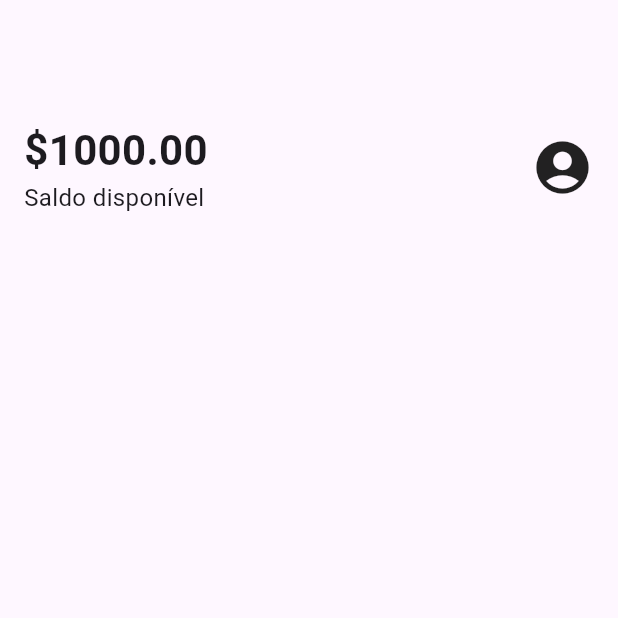
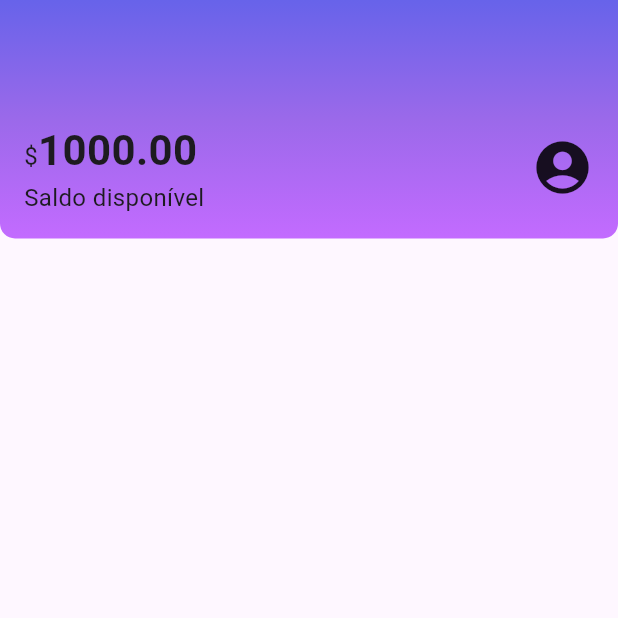
Before and after one commit to cristijung/flutter-bank, a Flutter app: the screen it shows after launch, on a phone screen of 412 x 824 dp, the top half of it. Run offline on Flutter 3.47's test engine with Material 3 defaults, Android fonts, the phone set to English and light mode, and no system bars.

Commit message:
header quase pronto

```diff
--- a/lib/components/sections/header.dart
+++ b/lib/components/sections/header.dart
@@ -5,7 +5,22 @@ class Header extends StatelessWidget {
 
   @override
   Widget build(BuildContext context) {
-    return const Padding(
+    return Container(
+      decoration: const BoxDecoration(
+        gradient: LinearGradient(
+          begin: Alignment.topCenter,
+          end: Alignment.bottomCenter,
+          colors: <Color>[
+            Color.fromRGBO(103, 99, 234, 1.0),
+            Color.fromRGBO(155, 105, 234, 1.0),
+            Color.fromRGBO(195, 107, 255, 1.0),
+          ],
+        ),
+        borderRadius: BorderRadius.vertical(
+          bottom: Radius.circular(10),
+        ),
+      ),
+      child: const Padding(
         padding: EdgeInsets.fromLTRB(16.0, 80.0, 16.0, 16.0),
         child: Row(
             mainAxisAlignment: MainAxisAlignment.spaceBetween,
@@ -13,9 +28,19 @@ class Header extends StatelessWidget {
               Column(
                 crossAxisAlignment: CrossAxisAlignment.start,
                 children: <Widget>[
-                Text(
-                  '\$1000.00',
-                  style: TextStyle(fontSize: 28, fontWeight: FontWeight.bold),
+                  Text.rich(
+                    //estilizando os textos de forma separada
+                    TextSpan(
+                      text: '\$',
+                      style: TextStyle(fontSize: 16),
+                      children: <TextSpan>[
+                        TextSpan(
+                          text: '1000.00',
+                          style: TextStyle(
+                              fontSize: 28, fontWeight: FontWeight.bold),
+                        ),
+                      ],
+                    ),
                   ),
                   Text(
                     'Saldo disponível',
@@ -28,6 +53,7 @@ class Header extends StatelessWidget {
                 size: 42,
               ),
             ]),
+      ),
     );
   }
 }
```
Lines whose indentation alone changed are shown as unchanged.
